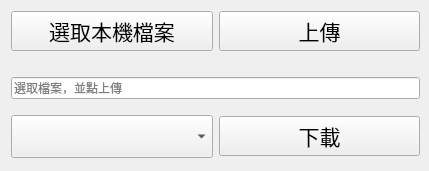
Qt form src/Client/client.ui (ShouShouRen/FinalProject) before a commit.
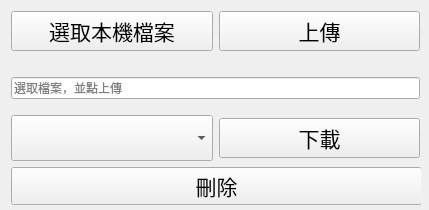
The same form after that commit.

The edit to the form file:
```diff
--- a/src/Client/client.ui
+++ b/src/Client/client.ui
@@ -7,7 +7,7 @@
     <x>0</x>
     <y>0</y>
     <width>429</width>
-    <height>171</height>
+    <height>210</height>
    </rect>
   </property>
   <property name="sizePolicy">
@@ -19,13 +19,13 @@
   <property name="minimumSize">
    <size>
     <width>429</width>
-    <height>171</height>
+    <height>210</height>
    </size>
   </property>
   <property name="maximumSize">
    <size>
     <width>429</width>
-    <height>171</height>
+    <height>210</height>
    </size>
   </property>
   <property name="acceptDrops">
@@ -47,13 +47,13 @@
    <property name="minimumSize">
     <size>
      <width>429</width>
-     <height>171</height>
+     <height>210</height>
     </size>
    </property>
    <property name="maximumSize">
     <size>
      <width>429</width>
-     <height>171</height>
+     <height>210</height>
     </size>
    </property>
    <widget class="QWidget" name="layoutWidget">
@@ -62,7 +62,7 @@
       <x>10</x>
       <y>10</y>
       <width>411</width>
-      <height>149</height>
+      <height>196</height>
      </rect>
     </property>
     <property name="sizePolicy">
@@ -221,6 +221,36 @@
        </item>
       </layout>
      </item>
+     <item>
+      <widget class="QPushButton" name="delete_file">
+       <property name="sizePolicy">
+        <sizepolicy hsizetype="Preferred" vsizetype="Preferred">
+         <horstretch>0</horstretch>
+         <verstretch>0</verstretch>
+        </sizepolicy>
+       </property>
+       <property name="minimumSize">
+        <size>
+         <width>411</width>
+         <height>38</height>
+        </size>
+       </property>
+       <property name="maximumSize">
+        <size>
+         <width>411</width>
+         <height>38</height>
+        </size>
+       </property>
+       <property name="font">
+        <font>
+         <pointsize>16</pointsize>
+        </font>
+       </property>
+       <property name="text">
+        <string>刪除</string>
+       </property>
+      </widget>
+     </item>
     </layout>
    </widget>
   </widget>
```
